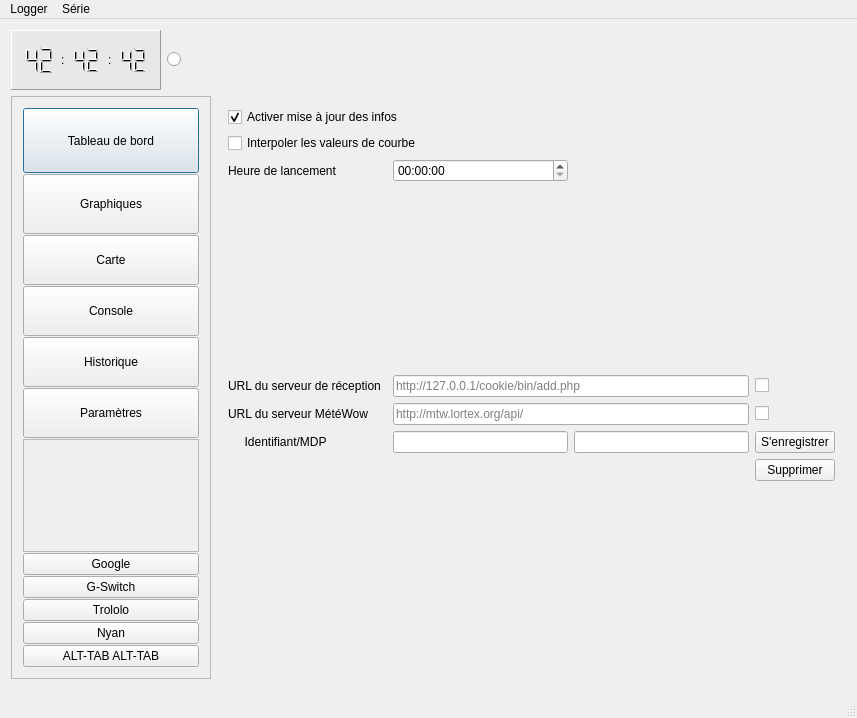
Qt form FenPrincipale.ui (mjc-ermont/Cookie-Logger) before a commit.
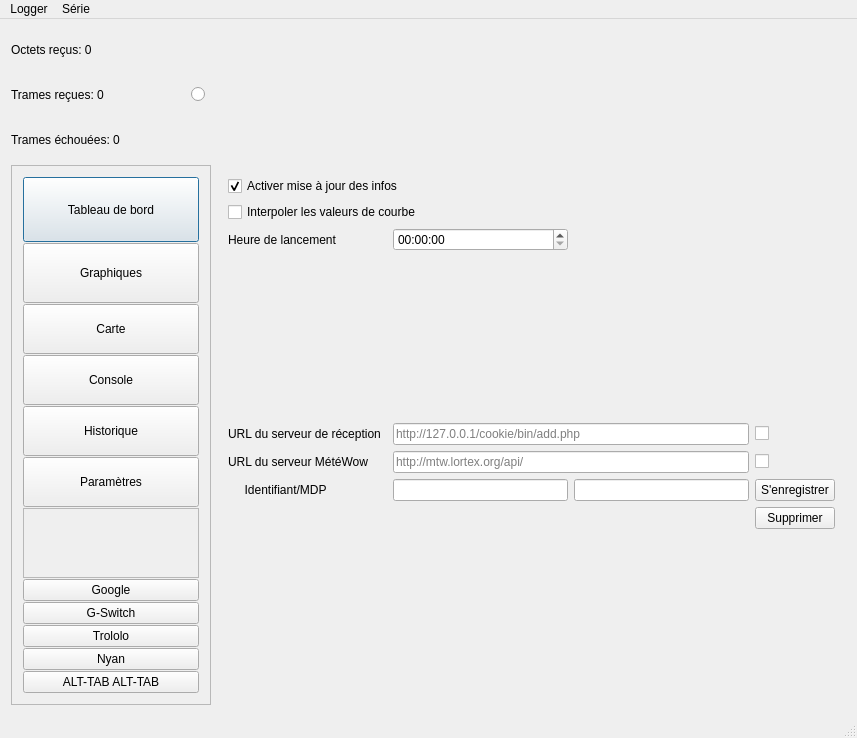
The same form after that commit. Icons and pictures are not drawn.

```diff
--- a/FenPrincipale.ui
+++ b/FenPrincipale.ui
@@ -7,7 +7,7 @@
     <x>0</x>
     <y>0</y>
     <width>857</width>
-    <height>718</height>
+    <height>738</height>
    </rect>
   </property>
   <property name="windowTitle">
@@ -23,125 +23,7 @@
   <widget class="QWidget" name="widgetCentral">
    <layout class="QGridLayout" name="gridLayout_7">
     <item row="0" column="0">
-     <layout class="QGridLayout" name="gridLayout_2" rowstretch="5,0" columnstretch="0,0,1,1">
-      <item row="0" column="0">
-       <widget class="QFrame" name="frame_2">
-        <property name="minimumSize">
-         <size>
-          <width>0</width>
-          <height>60</height>
-         </size>
-        </property>
-        <property name="maximumSize">
-         <size>
-          <width>150</width>
-          <height>60</height>
-         </size>
-        </property>
-        <property name="autoFillBackground">
-         <bool>false</bool>
-        </property>
-        <property name="styleSheet">
-         <string notr="true">background-color: rgb(232, 232, 232);
-</string>
-        </property>
-        <property name="frameShape">
-         <enum>QFrame::Panel</enum>
-        </property>
-        <property name="frameShadow">
-         <enum>QFrame::Raised</enum>
-        </property>
-        <layout class="QHBoxLayout" name="horizontalLayout_2">
-         <item>
-          <widget class="QLCDNumber" name="lcd_hour">
-           <property name="sizePolicy">
-            <sizepolicy hsizetype="Minimum" vsizetype="Minimum">
-             <horstretch>0</horstretch>
-             <verstretch>0</verstretch>
-            </sizepolicy>
-           </property>
-           <property name="frameShape">
-            <enum>QFrame::NoFrame</enum>
-           </property>
-           <property name="frameShadow">
-            <enum>QFrame::Raised</enum>
-           </property>
-           <property name="smallDecimalPoint">
-            <bool>false</bool>
-           </property>
-           <property name="digitCount">
-            <number>2</number>
-           </property>
-           <property name="segmentStyle">
-            <enum>QLCDNumber::Filled</enum>
-           </property>
-           <property name="intValue" stdset="0">
-            <number>42</number>
-           </property>
-          </widget>
-         </item>
-         <item>
-          <widget class="QLabel" name="label">
-           <property name="text">
-            <string>:</string>
-           </property>
-          </widget>
-         </item>
-         <item>
-          <widget class="QLCDNumber" name="lcd_min">
-           <property name="styleSheet">
-            <string notr="true"/>
-           </property>
-           <property name="frameShape">
-            <enum>QFrame::NoFrame</enum>
-           </property>
-           <property name="lineWidth">
-            <number>1</number>
-           </property>
-           <property name="digitCount">
-            <number>2</number>
-           </property>
-           <property name="intValue" stdset="0">
-            <number>42</number>
-           </property>
-          </widget>
-         </item>
-         <item>
-          <widget class="QLabel" name="label_2">
-           <property name="text">
-            <string>:</string>
-           </property>
-          </widget>
-         </item>
-         <item>
-          <widget class="QLCDNumber" name="lcd_sec">
-           <property name="frameShape">
-            <enum>QFrame::NoFrame</enum>
-           </property>
-           <property name="digitCount">
-            <number>2</number>
-           </property>
-           <property name="intValue" stdset="0">
-            <number>42</number>
-           </property>
-          </widget>
-         </item>
-        </layout>
-       </widget>
-      </item>
-      <item row="0" column="2" colspan="2">
-       <layout class="QVBoxLayout" name="chronolayout"/>
-      </item>
-      <item row="0" column="1">
-       <widget class="QRadioButton" name="indicator_rx">
-        <property name="text">
-         <string/>
-        </property>
-        <property name="checkable">
-         <bool>true</bool>
-        </property>
-       </widget>
-      </item>
+     <layout class="QGridLayout" name="gridLayout_2" rowstretch="0,5" columnstretch="0,0,1,1">
       <item row="1" column="0" colspan="2">
        <widget class="QFrame" name="frame">
         <property name="sizePolicy">
@@ -683,18 +565,70 @@
         </widget>
        </widget>
       </item>
+      <item row="0" column="2" colspan="2">
+       <layout class="QHBoxLayout" name="stageLayout">
+        <item>
+         <widget class="QGraphicsView" name="stageGraphicsView">
+          <property name="styleSheet">
+           <string notr="true">background-color: rgba(0,0,0,0)</string>
+          </property>
+          <property name="renderHints">
+           <set>QPainter::Antialiasing|QPainter::HighQualityAntialiasing|QPainter::SmoothPixmapTransform|QPainter::TextAntialiasing</set>
+          </property>
+         </widget>
+        </item>
+       </layout>
+      </item>
+      <item row="0" column="0" colspan="2">
+       <layout class="QHBoxLayout" name="horizontalLayout_2" stretch="1,0">
+        <item>
+         <layout class="QVBoxLayout" name="verticalLayout_5">
+          <item>
+           <widget class="QLabel" name="stats_octets_recus">
+            <property name="text">
+             <string>Octets reçus: 0</string>
+            </property>
+           </widget>
+          </item>
+          <item>
+           <widget class="QLabel" name="stats_trames_recues">
+            <property name="text">
+             <string>Trames reçues: 0</string>
+            </property>
+           </widget>
+          </item>
+          <item>
+           <widget class="QLabel" name="stats_trames_echouees">
+            <property name="text">
+             <string>Trames échouées: 0</string>
+            </property>
+           </widget>
+          </item>
+         </layout>
+        </item>
+        <item>
+         <widget class="QRadioButton" name="indicator_rx">
+          <property name="styleSheet">
+           <string notr="true">QRadioButton::indicator:checked {
+	color:red;
+
+}</string>
+          </property>
+          <property name="text">
+           <string/>
+          </property>
+          <property name="checkable">
+           <bool>true</bool>
+          </property>
+          <property name="checked">
+           <bool>false</bool>
+          </property>
+         </widget>
+        </item>
+       </layout>
+      </item>
      </layout>
     </item>
-    <item row="1" column="0">
-     <widget class="QFrame" name="frame_4">
-      <property name="frameShape">
-       <enum>QFrame::StyledPanel</enum>
-      </property>
-      <property name="frameShadow">
-       <enum>QFrame::Raised</enum>
-      </property>
-     </widget>
-    </item>
    </layout>
   </widget>
   <widget class="QStatusBar" name="barreStatus"/>
```
